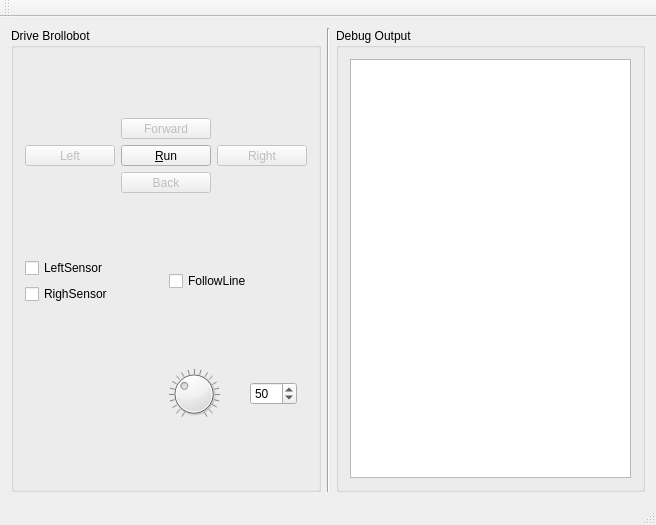
First picture: the form in mainwindow.ui, repository Bauernteams/Brollobot, before the edit.
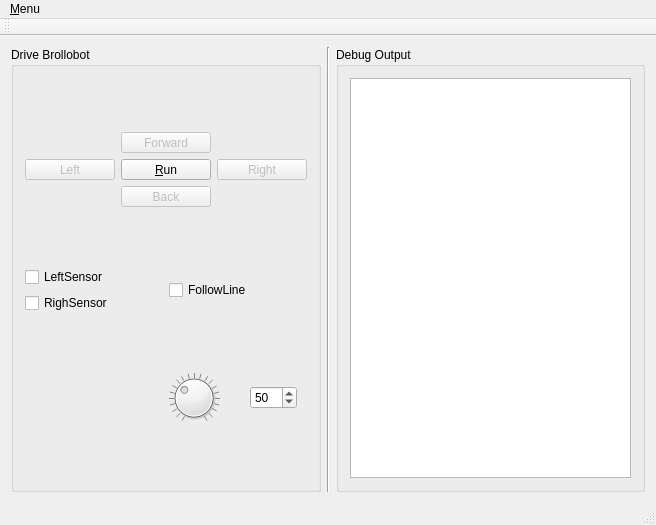
Second picture: the form after the edit. Icons and pictures are not drawn.

The edit to the form file:
```diff
--- a/mainwindow.ui
+++ b/mainwindow.ui
@@ -415,9 +415,16 @@
      <x>0</x>
      <y>0</y>
      <width>656</width>
-     <height>27</height>
+     <height>19</height>
     </rect>
    </property>
+   <widget class="QMenu" name="menuMenu">
+    <property name="title">
+     <string>&amp;Menu</string>
+    </property>
+    <addaction name="actQuit"/>
+   </widget>
+   <addaction name="menuMenu"/>
   </widget>
   <widget class="QToolBar" name="mainToolBar">
    <attribute name="toolBarArea">
```
Left out of the diff: 23 changed lines with no effect on the pictures.
